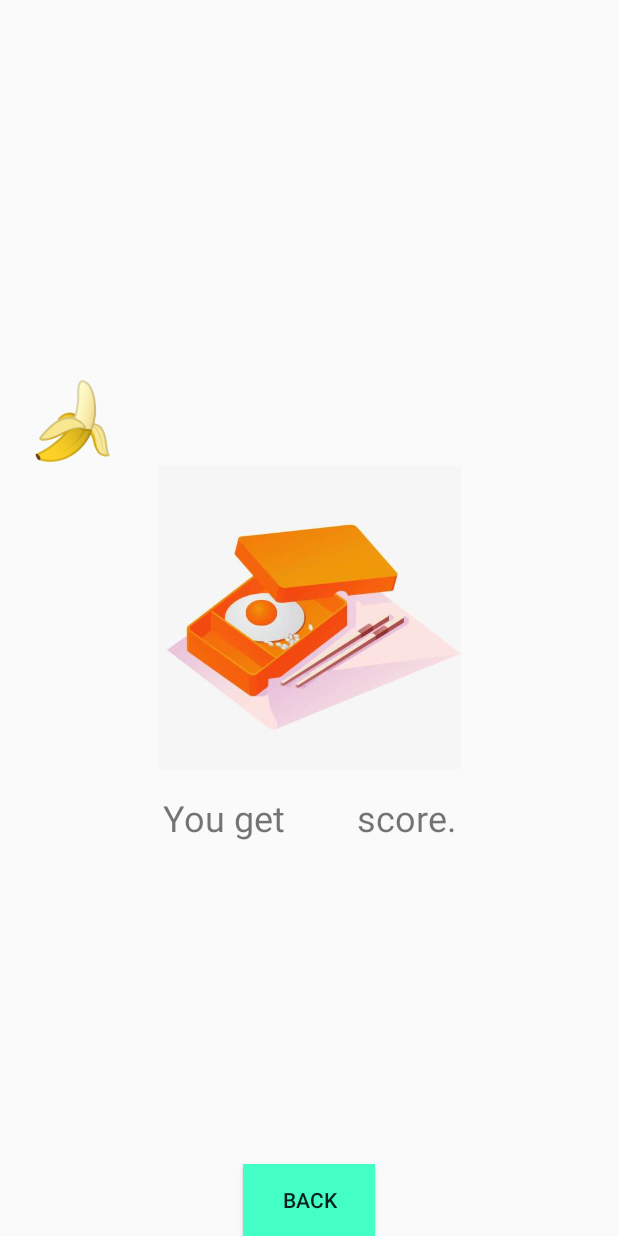
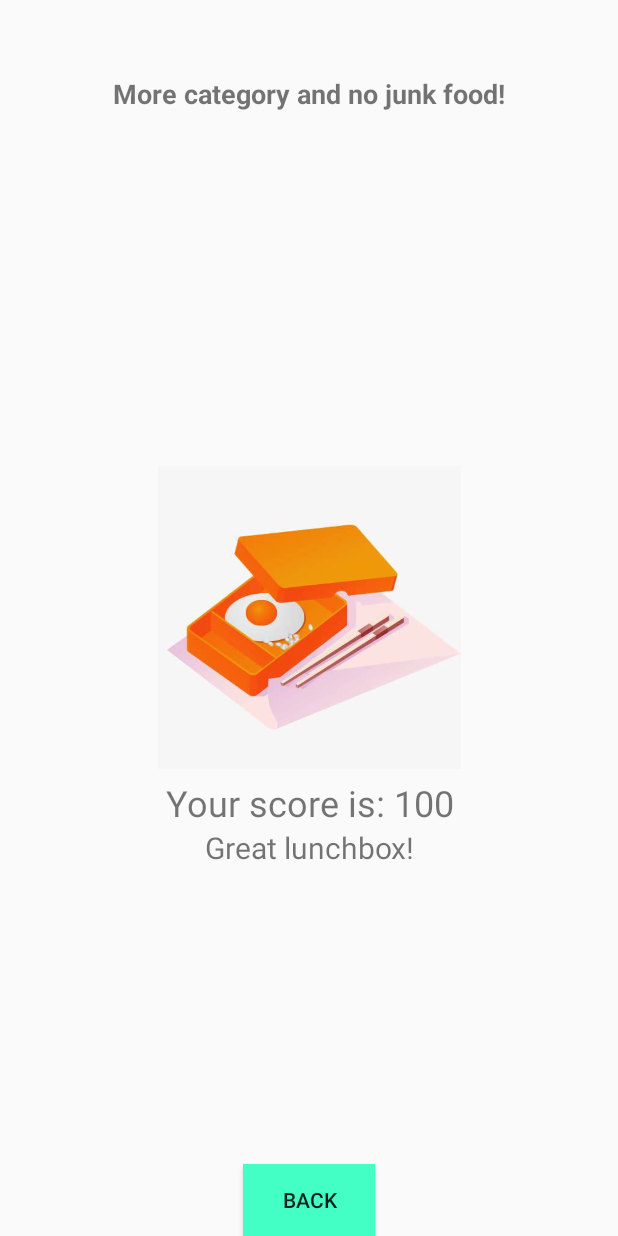
Before and after one commit to lwq57669292/KidOZone_Iteration2, an Android app: the LunchBoxResult screen opened directly, with no data from a screen before it, on a phone screen of 412 x 824 dp. Run offline under Robolectric (Android 15) with nearby library versions, the phone set to English and light mode, and no system bars; 2 statements that could not run were skipped.

Commit message:
Complete the logic for the waste and lunchbox game.

```diff
--- a/app/src/main/java/com/hellofit/kidozone/activityService/Waste.java
+++ b/app/src/main/java/com/hellofit/kidozone/activityService/Waste.java
@@ -192,7 +192,7 @@ public class Waste extends AppCompatActivity {
                                 break;
                         }
                     }else{
-                        imageView.setImageDrawable(null);
+                        imageView.setImageDrawable(getResources().getDrawable((R.drawable.wastegameend)));
                         textView.setText("");
                     }
                     // Display display = getWindowManager().getDefaultDisplay();
--- a/app/src/main/java/com/hellofit/kidozone/module/ImageSoures.java
+++ b/app/src/main/java/com/hellofit/kidozone/module/ImageSoures.java
@@ -3,8 +3,8 @@ package com.hellofit.kidozone.module;
 import com.hellofit.kidozone.R;
 
 public class ImageSoures {
-    public static final int[] imageSoursAniaml = {R.drawable.animal11, R.drawable.animal2,R.drawable.animal3,R.drawable.animal4,R.drawable.animal5,R.drawable.animal6};
-    public static final int[] imageSoursSport = {R.drawable.sport11, R.drawable.sport2,R.drawable.sport3,R.drawable.sport4,R.drawable.sport5,R.drawable.sport6};
-    public static final int[] imageSoursView = {R.drawable.view11, R.drawable.view2,R.drawable.view3,R.drawable.view4};
+    public static final int[] imageSoursAniaml = {R.drawable.animal1, R.drawable.animal2,R.drawable.animal3,R.drawable.animal4,R.drawable.animal5,R.drawable.animal6};
+    public static final int[] imageSoursSport = {R.drawable.sport1, R.drawable.sport2,R.drawable.sport3,R.drawable.sport4,R.drawable.sport5,R.drawable.sport6};
+    public static final int[] imageSoursView = {R.drawable.view1, R.drawable.view2,R.drawable.view3,R.drawable.view4};
 
 }
--- a/app/src/main/res/layout/lunch_result.xml
+++ b/app/src/main/res/layout/lunch_result.xml
@@ -2,65 +2,77 @@
 <RelativeLayout xmlns:android="http://schemas.android.com/apk/res/android"
     xmlns:app="http://schemas.android.com/apk/res-auto"
     xmlns:tools="http://schemas.android.com/tools"
-    android:orientation="vertical" android:layout_width="match_parent"
-    android:layout_height="match_parent">
+    android:layout_width="match_parent"
+    android:layout_height="match_parent"
+    android:orientation="vertical">
+
+
+    <Button
+        android:id="@+id/backButton"
+        android:layout_width="wrap_content"
+        android:layout_height="wrap_content"
+        android:layout_alignParentBottom="true"
+        android:layout_centerHorizontal="true"
+        android:background="@drawable/button_style1"
+        android:text="Back" />
+
 
     <ImageView
         android:id="@+id/imageFood1"
         android:layout_width="58dp"
         android:layout_height="61dp"
+        android:layout_marginTop="240dp"
+        android:layout_marginRight="10dp"
         android:layout_toLeftOf="@+id/imagelucnchBox"
-        android:layout_marginTop="250dp"
-        android:layout_marginRight="10dp"
         tools:srcCompat="@tools:sample/avatars" />
 
     <ImageView
         android:id="@+id/imageFood2"
         android:layout_width="58dp"
         android:layout_height="61dp"
-        android:layout_toLeftOf="@+id/imagelucnchBox"
         android:layout_below="@+id/imageFood1"
         android:layout_marginTop="30dp"
         android:layout_marginRight="10dp"
+        android:layout_toLeftOf="@+id/imagelucnchBox"
         tools:srcCompat="@tools:sample/avatars" />
 
     <ImageView
         android:id="@+id/imageFood3"
         android:layout_width="58dp"
         android:layout_height="61dp"
-        android:layout_toLeftOf="@+id/imagelucnchBox"
         android:layout_below="@+id/imageFood2"
         android:layout_marginTop="30dp"
         android:layout_marginRight="10dp"
+        android:layout_toLeftOf="@+id/imagelucnchBox"
         tools:srcCompat="@tools:sample/avatars" />
 
     <ImageView
         android:id="@+id/imageFood4"
         android:layout_width="58dp"
         android:layout_height="61dp"
+        android:layout_marginLeft="10dp"
+        android:layout_marginTop="240dp"
         android:layout_toRightOf="@+id/imagelucnchBox"
-        android:layout_marginTop="250dp"
-        android:layout_marginLeft="10dp"
         tools:srcCompat="@tools:sample/avatars" />
 
     <ImageView
         android:id="@+id/imageFood5"
         android:layout_width="58dp"
         android:layout_height="61dp"
+        android:layout_below="@+id/imageFood4"
+        android:layout_marginLeft="10dp"
+        android:layout_marginTop="30dp"
         android:layout_toRightOf="@+id/imagelucnchBox"
-        android:layout_below="@+id/imageFood4"
-        android:layout_marginTop="30dp"
-        android:layout_marginLeft="10dp"
         tools:srcCompat="@tools:sample/avatars" />
 
     <ImageView
         android:id="@+id/imageFood6"
         android:layout_width="58dp"
         android:layout_height="61dp"
+        android:layout_below="@+id/imageFood5"
+        android:layout_marginLeft="10dp"
+        android:layout_marginTop="30dp"
         android:layout_toRightOf="@+id/imagelucnchBox"
-        android:layout_below="@+id/imageFood5"
-        android:layout_marginTop="30dp"
-        android:layout_marginLeft="10dp"
         tools:srcCompat="@tools:sample/avatars" />
 
     <ImageView
@@ -71,24 +83,36 @@
         app:srcCompat="@drawable/lunchresult" />
 
     <TextView
-        android:id="@+id/textView3"
+        android:id="@+id/textView5"
+        android:layout_width="wrap_content"
+        android:layout_height="wrap_content"
+        android:layout_centerHorizontal="true"
+        android:layout_marginTop="50dp"
+        android:text="More category and no junk food!"
+        android:textSize="18sp"
+        android:textStyle="bold" />
+
+    <TextView
+        android:id="@+id/textResult"
         android:layout_width="match_parent"
         android:layout_height="42dp"
+        android:layout_below="@+id/imageFood3"
+        android:layout_marginTop="30dp"
         android:layout_marginBottom="44dp"
         android:gravity="center"
-        android:layout_marginTop="30dp"
-        android:text="You get        score."
-        android:layout_below="@+id/imageFood3"
+        android:text=""
         android:textSize="24sp" />
 
 
+    <TextView
+        android:id="@+id/textResultExplain"
+        android:layout_width="match_parent"
+        android:layout_height="42dp"
+        android:layout_below="@+id/imageFood3"
+        android:layout_marginTop="60dp"
+        android:gravity="center"
+        android:text=""
+        android:textSize="20sp" />
 
-    <Button
-        android:id="@+id/backButton"
-        android:layout_width="wrap_content"
-        android:layout_height="wrap_content"
-        android:layout_alignParentBottom="true"
-        android:layout_centerHorizontal="true"
-        android:text="Back"
-        android:background="@drawable/button_style1"/>
+
 </RelativeLayout>
--- a/app/src/main/res/layout/waste.xml
+++ b/app/src/main/res/layout/waste.xml
@@ -38,7 +38,8 @@
         android:layout_centerHorizontal="true"
         android:layout_marginTop="240dp"
         android:text="TextView"
-        android:textAllCaps="false" />
+        android:textAllCaps="false"
+        android:textSize="18sp" />
 
     <TextView
         android:id="@+id/wasteScore"
```
Also changed, not shown: app/src/main/java/com/hellofit/kidozone/activityService/LunchBox.java (+38 -13 lines), app/src/main/java/com/hellofit/kidozone/activityService/LunchBoxResult.java (+113 -6 lines), app/src/main/res/layout/lunch_box.xml (+15 -4 lines), app/src/main/res/drawable/animal1.png, app/src/main/res/drawable/cake.png (added), app/src/main/res/drawable/cola.png (added), app/src/main/res/drawable/corn.png (added), app/src/main/res/drawable/egg.png (added), app/src/main/res/drawable/fresh_juice.png (added), app/src/main/res/drawable/lettuce.png (added), app/src/main/res/drawable/sport1.jpg (deleted), app/src/main/res/drawable/sport1.png (added), app/src/main/res/drawable/view1.jpg (deleted), app/src/main/res/drawable/view1.png (added), 1 more files.
